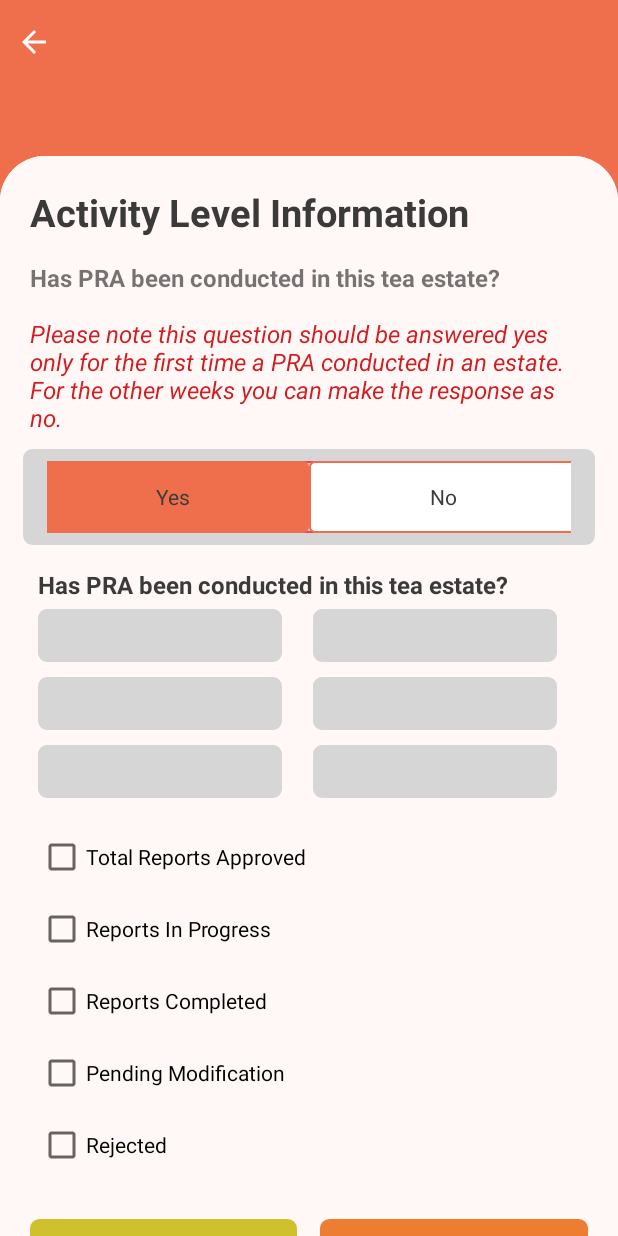
After one commit to ablyParasBhasin/MLDemoCode, an Android app: the Step2Activity screen opened directly, with no data from a screen before it, on a phone screen of 412 x 824 dp. The commit adds this screen. Run offline under Robolectric (Android 15) with nearby library versions, the phone set to English and light mode, and no system bars; our stand-ins replace data binding.

Commit message:
Local commit

```diff
--- /dev/null
+++ b/app/src/main/java/com/app/recycler/ui/CheckboxListingAdapter.kt
@@ -0,0 +1,49 @@
+package com.app.recycler.ui
+
+import android.content.Context
+import android.view.LayoutInflater
+import android.view.View
+import android.view.ViewGroup
+import android.widget.CheckBox
+import androidx.recyclerview.widget.RecyclerView
+import com.app.recycler.R
+import com.app.recycler.interfaces.ListingItemClick
+import com.app.recycler.models.DummyData
+import java.util.*
+
+
+class CheckboxListingAdapter(val context: Context, var arrayList: ArrayList<DummyData>, var listener:ListingItemClick) : RecyclerView.Adapter<CheckboxListingAdapter.MyViewHolder>() {
+
+
+    override fun onCreateViewHolder(parent: ViewGroup, viewType: Int): MyViewHolder {
+
+        val view = LayoutInflater.from(parent.context).inflate(R.layout.lay_checkbox,parent,false)
+        return MyViewHolder(view)
+    }
+
+    override fun getItemCount(): Int {
+        return arrayList.size
+    }
+
+    override fun onBindViewHolder(holder: MyViewHolder, position: Int) {
+
+        holder.checkbox.text = arrayList.get(position).title
+
+
+        holder.itemView.setOnClickListener {
+            //we can then create an intent here and start a new activity
+            //with our data
+            listener.clickIten(position)
+        }
+    }
+
+    class MyViewHolder(itemView: View?) : RecyclerView.ViewHolder(itemView!!) {
+
+        val checkbox: CheckBox = itemView!!.findViewById(R.id.checkbox)
+
+
+
+
+    }
+
+}
--- /dev/null
+++ b/app/src/main/java/com/app/recycler/ui/Step2Activity.kt
@@ -0,0 +1,36 @@
+package com.app.recycler.ui
+
+import androidx.appcompat.app.AppCompatActivity
+import android.os.Bundle
+import androidx.recyclerview.widget.LinearLayoutManager
+import com.app.recycler.R
+import com.app.recycler.interfaces.ListingItemClick
+import com.app.recycler.models.DummyData
+import kotlinx.android.synthetic.main.activity_step2.*
+
+class Step2Activity : AppCompatActivity(), ListingItemClick {
+    override fun onCreate(savedInstanceState: Bundle?) {
+        super.onCreate(savedInstanceState)
+        setContentView(R.layout.activity_step2)
+
+        recycler_checkbox?.layoutManager = LinearLayoutManager(this)
+
+        val adapter1 = CheckboxListingAdapter(this, getGridList(), this)
+        // Setting the Adapter with the recyclerview
+        recycler_checkbox?.adapter = adapter1
+        //recycler_checkbox
+    }
+
+    fun getGridList(): ArrayList<DummyData> = arrayListOf(
+        DummyData("Total Reports Approved", R.drawable.total_survey,""),
+        DummyData("Reports In Progress", R.drawable.in_progress,""),
+        DummyData("Reports Completed", R.drawable.completed,""),
+//        DummyData("To be Sync", R.drawable.to_be_synced,count.data.rejected),
+        DummyData("Pending Modification", R.drawable.delayed,""),
+        DummyData("Rejected", R.drawable.all_risk,"")
+    )
+
+    override fun clickIten(pos: Int) {
+        println("pos = [${pos}]")
+    }
+}
--- /dev/null
+++ b/app/src/main/res/drawable/btn_gray_bg.xml
@@ -0,0 +1,12 @@
+<?xml version="1.0" encoding="utf-8"?>
+<!--  res/drawable/rounded_edittext.xml -->
+<shape xmlns:android="http://schemas.android.com/apk/res/android"
+       android:shape="rectangle" android:padding="10dp">
+    <solid android:color="@color/disable"/>
+    <stroke android:width="2dp" android:color="@color/disable" />
+    <corners
+            android:bottomRightRadius="@dimen/margin_5dp"
+            android:bottomLeftRadius="@dimen/margin_5dp"
+            android:topLeftRadius="@dimen/margin_5dp"
+            android:topRightRadius="@dimen/margin_5dp"/>
+</shape>
--- /dev/null
+++ b/app/src/main/res/drawable/edt_bg.xml
@@ -0,0 +1,7 @@
+<shape xmlns:android="http://schemas.android.com/apk/res/android">
+    <solid android:color="@color/disable" />
+    <corners android:radius="5dp" />
+    <stroke
+        android:width="1dp"
+        android:color="@color/disable" />
+</shape>
--- /dev/null
+++ b/app/src/main/res/drawable/radio_flat_regular.xml
@@ -0,0 +1,9 @@
+<?xml version="1.0" encoding="utf-8"?>
+<shape xmlns:android="http://schemas.android.com/apk/res/android"
+    android:shape="rectangle">
+    <corners android:radius="3dp" />
+    <solid android:color="#fff" />
+    <stroke
+        android:width="1dp"
+        android:color="@color/colorAccent" />
+</shape>
--- /dev/null
+++ b/app/src/main/res/drawable/radio_flat_selected.xml
@@ -0,0 +1,11 @@
+<?xml version="1.0" encoding="utf-8"?>
+<shape xmlns:android="http://schemas.android.com/apk/res/android"
+    android:shape="rectangle">
+    <corners
+        android:radius="3dp"
+        />
+    <solid android:color="@color/colorAccent" />
+    <stroke
+        android:width="1dp"
+        android:color="@color/colorAccent" />
+</shape>
--- /dev/null
+++ b/app/src/main/res/drawable/radio_flat_selector.xml
@@ -0,0 +1,5 @@
+<?xml version="1.0" encoding="utf-8"?>
+<selector xmlns:android="http://schemas.android.com/apk/res/android">
+    <item android:drawable="@drawable/radio_flat_selected" android:state_checked="true" />
+    <item android:drawable="@drawable/radio_flat_regular" />
+</selector>
--- /dev/null
+++ b/app/src/main/res/drawable/radio_flat_text_selector.xml
@@ -0,0 +1,5 @@
+<?xml version="1.0" encoding="utf-8"?>
+<selector xmlns:android="http://schemas.android.com/apk/res/android">
+    <item android:color="@color/colorAccent" android:state_checked="false" />
+    <item android:color="@color/white" android:state_checked="true" />
+</selector>
--- /dev/null
+++ b/app/src/main/res/layout/activity_step2.xml
@@ -0,0 +1,327 @@
+<?xml version="1.0" encoding="utf-8"?>
+<layout xmlns:android="http://schemas.android.com/apk/res/android"
+    xmlns:app="http://schemas.android.com/apk/res-auto"
+    xmlns:tools="http://schemas.android.com/tools">
+
+    <androidx.constraintlayout.widget.ConstraintLayout
+        android:layout_width="match_parent"
+        android:layout_height="match_parent"
+        android:background="@color/colorAccent">
+
+
+
+        <androidx.constraintlayout.widget.ConstraintLayout
+            android:id="@+id/include"
+            android:layout_width="match_parent"
+            android:layout_height="?android:attr/actionBarSize"
+            android:background="@android:color/transparent"
+            android:padding="@dimen/margin_5dp"
+            app:layout_constraintEnd_toEndOf="parent"
+            app:layout_constraintHorizontal_bias="0.0"
+            app:layout_constraintStart_toStartOf="parent"
+            app:layout_constraintTop_toTopOf="parent">
+
+            <androidx.appcompat.widget.AppCompatImageView
+                android:id="@+id/ivBack"
+                android:layout_width="wrap_content"
+                android:layout_height="wrap_content"
+                android:layout_marginStart="@dimen/margin_5dp"
+                android:src="@drawable/ic_arrow_back_black_24dp"
+                android:tint="@color/white"
+                app:layout_constraintBottom_toBottomOf="parent"
+                app:layout_constraintStart_toStartOf="parent"
+                app:layout_constraintTop_toTopOf="parent" />
+
+
+        </androidx.constraintlayout.widget.ConstraintLayout>
+
+        <androidx.appcompat.widget.AppCompatTextView
+            android:id="@+id/walletBalance"
+            android:layout_width="0dp"
+            android:layout_height="wrap_content"
+            android:gravity="center"
+            android:text="@string/app_wallet_balance"
+            android:textColor="@color/white"
+            android:textSize="@dimen/margin_14dp"
+            android:visibility="gone"
+            app:layout_constraintEnd_toEndOf="parent"
+            app:layout_constraintStart_toStartOf="parent"
+            app:layout_constraintTop_toBottomOf="@+id/include" />
+
+
+        <androidx.appcompat.widget.AppCompatTextView
+            android:id="@+id/tvWtran_amount"
+            android:layout_width="0dp"
+            android:layout_height="wrap_content"
+            android:gravity="center"
+            android:text=""
+            android:textColor="@color/white"
+            android:textSize="@dimen/margin_22dp"
+            app:layout_constraintEnd_toEndOf="parent"
+            app:layout_constraintStart_toStartOf="parent"
+            app:layout_constraintTop_toBottomOf="@+id/walletBalance" />
+
+        <androidx.core.widget.NestedScrollView
+            android:layout_width="match_parent"
+            android:layout_height="0dp"
+            android:layout_marginTop="@dimen/margin_48dp"
+            app:layout_constraintBottom_toBottomOf="parent"
+            app:layout_constraintEnd_toEndOf="parent"
+            app:layout_constraintStart_toStartOf="parent"
+            android:background="@drawable/recycler_backgroundtopleft_round"
+            app:layout_constraintTop_toBottomOf="@id/include">
+        <LinearLayout
+            android:id="@+id/llRoot"
+            android:layout_width="match_parent"
+             android:layout_height="match_parent"
+            android:background="@drawable/recycler_backgroundtopleft_round"
+            android:orientation="vertical"
+           >
+
+
+
+            <androidx.appcompat.widget.AppCompatTextView
+                android:layout_width="match_parent"
+                android:layout_height="wrap_content"
+                android:layout_marginStart="@dimen/margin_20dp"
+                android:layout_marginEnd="@dimen/margin_20dp"
+                android:text="@string/app_activity_level_information"
+                android:textColor="@color/black"
+                android:textSize="@dimen/txt_25sp"
+                android:layout_marginTop="@dimen/margin_20dp"
+                android:textStyle="bold" />
+
+
+            <androidx.appcompat.widget.AppCompatTextView
+                android:layout_width="match_parent"
+                android:layout_height="wrap_content"
+                android:layout_marginStart="@dimen/margin_20dp"
+                android:layout_marginEnd="@dimen/margin_20dp"
+                android:text="@string/app_has_pra_been_conducted_in_this_tea_estate"
+                android:textSize="@dimen/txt_16sp"
+                android:layout_marginTop="@dimen/margin_15dp"
+                android:textStyle="bold" />
+
+            <androidx.appcompat.widget.AppCompatTextView
+                android:layout_width="match_parent"
+                android:layout_height="wrap_content"
+                android:layout_marginStart="@dimen/margin_20dp"
+                android:layout_marginEnd="@dimen/margin_20dp"
+                android:text="@string/app_please_note_this_question_should_be_answered_yes_only_for_the_first_time_a_pra_conducted_in_an_estate_for_the_other_weeks_you_can_make_the_response_as_no"
+                android:textSize="@dimen/txt_16sp"
+                android:textColor="@color/red_text"
+                android:layout_marginTop="@dimen/margin_15dp"
+                android:textStyle="italic" />
+
+            <LinearLayout
+                android:layout_width="wrap_content"
+                android:layout_height="wrap_content"
+                android:gravity="center"
+                android:padding="@dimen/margin_8dp"
+                android:layout_gravity="center"
+                android:layout_marginTop="@dimen/margin_10dp"
+                android:layout_marginStart="@dimen/margin_15dp"
+                android:layout_marginEnd="@dimen/margin_15dp"
+                android:background="@drawable/btn_gray_bg">
+
+                <RadioGroup
+                    android:id="@+id/daily_weekly_button_view"
+                    android:layout_width="match_parent"
+                    android:layout_height="wrap_content"
+                    android:layout_marginStart="8dp"
+                    android:layout_marginLeft="8dp"
+                    android:background="@drawable/spinner_bg"
+                    android:layout_marginEnd="8dp"
+                    android:layout_marginRight="8dp"
+                    android:gravity="center_horizontal"
+                    android:orientation="horizontal"
+                    app:layout_constraintEnd_toEndOf="parent"
+                    app:layout_constraintStart_toStartOf="parent"
+                    app:layout_constraintTop_toTopOf="parent">
+
+
+                    <RadioButton
+                        android:id="@+id/radio0"
+                        android:layout_width="@dimen/margin_180dp"
+                        android:gravity="center"
+                        android:layout_height="wrap_content"
+                        android:background="@drawable/radio_flat_selector"
+                        android:button="@android:color/transparent"
+                        android:checked="true"
+                        android:paddingLeft="@dimen/margin_16dp"
+                        android:paddingTop="@dimen/margin_3dp"
+                        android:paddingRight="@dimen/margin_16dp"
+                        android:paddingBottom="@dimen/margin_3dp"
+                        android:text="Yes"
+                        android:textColor="@color/black" />
+
+                    <RadioButton
+                        android:id="@+id/radio1"
+                        android:gravity="center"
+                        android:layout_width="@dimen/margin_180dp"
+                        android:layout_height="wrap_content"
+                        android:background="@drawable/radio_flat_selector"
+                        android:button="@android:color/transparent"
+                        android:paddingLeft="@dimen/margin_16dp"
+                        android:paddingTop="@dimen/margin_3dp"
+                        android:paddingRight="@dimen/margin_16dp"
+                        android:paddingBottom="@dimen/margin_3dp"
+                        android:text="No"
+                        android:textColor="@color/black" />
+
+                </RadioGroup>
+            </LinearLayout>
+
+
+
+            <RelativeLayout
+                android:layout_width="match_parent"
+                android:layout_height="wrap_content"
+                android:layout_marginStart="@dimen/margin_20dp"
+                android:layout_marginEnd="@dimen/margin_20dp"
+                android:layout_marginTop="@dimen/margin_10dp"
+                android:padding="@dimen/margin_5dp"
+                >
+
+                <androidx.appcompat.widget.AppCompatTextView
+                    android:id="@+id/txt"
+                    android:layout_width="match_parent"
+                    android:layout_height="wrap_content"
+
+                    android:text="@string/app_has_pra_been_conducted_in_this_tea_estate"
+                    android:textColor="@color/black"
+                    android:textSize="@dimen/txt_16sp"
+
+                    android:textStyle="bold" />
+                <LinearLayout
+                    android:id="@+id/edtlay1"
+                    android:layout_width="match_parent"
+                    android:layout_height="wrap_content"
+                    android:layout_below="@+id/txt"
+                    android:layout_marginTop="@dimen/margin_5dp">
+
+                    <androidx.appcompat.widget.AppCompatEditText
+                        android:layout_width="0dp"
+                        android:layout_height="wrap_content"
+                        android:layout_weight="1"
+                        android:background="@drawable/edt_bg"
+                        android:layout_marginEnd="@dimen/margin_15dp"
+                        android:padding="@dimen/margin_5dp"/>
+
+
+
+                    <androidx.appcompat.widget.AppCompatEditText
+                        android:layout_width="0dp"
+                        android:layout_height="wrap_content"
+                        android:layout_weight="1"
+                        android:layout_marginStart="@dimen/margin_5dp"
+                        android:layout_marginEnd="@dimen/margin_15dp"
+                        android:background="@drawable/edt_bg"
+                        android:padding="@dimen/margin_5dp"/>
+
+                </LinearLayout>
+
+                <LinearLayout
+                    android:id="@+id/edtlay2"
+                    android:layout_below="@+id/edtlay1"
+                    android:layout_width="match_parent"
+                    android:layout_height="wrap_content"
+                    android:layout_marginTop="@dimen/margin_10dp">
+
+                    <androidx.appcompat.widget.AppCompatEditText
+                        android:layout_width="0dp"
+                        android:layout_height="wrap_content"
+                        android:layout_weight="1"
+                        android:background="@drawable/edt_bg"
+                        android:layout_marginEnd="@dimen/margin_15dp"
+                        android:padding="@dimen/margin_5dp"/>
+
+
+
+                    <androidx.appcompat.widget.AppCompatEditText
+                        android:layout_width="0dp"
+                        android:layout_height="wrap_content"
+                        android:layout_weight="1"
+                        android:layout_marginStart="@dimen/margin_5dp"
+                        android:layout_marginEnd="@dimen/margin_15dp"
+                        android:background="@drawable/edt_bg"
+                        android:padding="@dimen/margin_5dp"/>
+
+                </LinearLayout>
+
+                <LinearLayout
+                    android:id="@+id/edtlay3"
+                    android:layout_below="@+id/edtlay2"
+                    android:layout_width="match_parent"
+                    android:layout_height="wrap_content"
+                    android:layout_marginTop="@dimen/margin_10dp">
+
+                    <androidx.appcompat.widget.AppCompatEditText
+                        android:layout_width="0dp"
+                        android:layout_height="wrap_content"
+                        android:layout_weight="1"
+                        android:background="@drawable/edt_bg"
+                        android:layout_marginEnd="@dimen/margin_15dp"
+                        android:padding="@dimen/margin_5dp"/>
+
+
+
+                    <androidx.appcompat.widget.AppCompatEditText
+                        android:layout_width="0dp"
+                        android:layout_height="wrap_content"
+                        android:layout_weight="1"
+                        android:layout_marginStart="@dimen/margin_5dp"
+                        android:layout_marginEnd="@dimen/margin_15dp"
+                        android:background="@drawable/edt_bg"
+                        android:padding="@dimen/margin_5dp"/>
+
+                </LinearLayout>
+
+                <androidx.recyclerview.widget.RecyclerView
+                    android:id="@+id/recycler_checkbox"
+                    android:layout_width="match_parent"
+                    android:layout_height="match_parent"
+                    android:layout_below="@+id/edtlay3"
+                    android:layout_marginTop="@dimen/margin_15dp" />
+
+            </RelativeLayout>
+
+
+            <LinearLayout
+                android:layout_width="match_parent"
+                android:layout_margin="@dimen/margin_20dp"
+                android:layout_height="wrap_content">
+                <Button
+                    android:id="@+id/btnSaveDraft"
+                    android:layout_width="0dp"
+                    android:layout_weight="1"
+                    android:layout_height="wrap_content"
+                    android:layout_gravity="center"
+                    android:background="@drawable/btn_enable_bg"
+                    android:backgroundTint="@color/btn_draft_color"
+                    android:gravity="center"
+                    android:text="@string/save_as_draft"
+                    android:textAllCaps="false"
+                    android:textColor="@color/white"
+                    android:textSize="@dimen/txt_16sp" />
+                <Button
+                    android:id="@+id/btnSave"
+                    android:layout_width="0dp"
+                    android:layout_weight="1"
+                    android:layout_height="match_parent"
+                    android:layout_gravity="center"
+                    android:layout_marginStart="@dimen/margin_15dp"
+                    android:background="@drawable/btn_enable_bg"
+                    android:gravity="center"
+                    android:text="@string/save_continue"
+                    android:textAllCaps="false"
+                    android:textColor="@color/white"
+                    android:textSize="@dimen/txt_16sp" />
+
+            </LinearLayout>
+        </LinearLayout>
+
+        </androidx.core.widget.NestedScrollView>
+    </androidx.constraintlayout.widget.ConstraintLayout>
+
+</layout>
--- /dev/null
+++ b/app/src/main/res/layout/lay_checkbox.xml
@@ -0,0 +1,18 @@
+<?xml version="1.0" encoding="utf-8"?>
+    <RelativeLayout
+    xmlns:android="http://schemas.android.com/apk/res/android"
+    xmlns:app="http://schemas.android.com/apk/res-auto"
+        android:id="@+id/lay_item"
+        android:layout_width="match_parent"
+        android:layout_height="wrap_content"
+        android:layout_centerVertical="true">
+
+
+<androidx.appcompat.widget.AppCompatCheckBox
+    android:id="@+id/checkbox"
+    android:layout_width="wrap_content"
+    android:layout_height="wrap_content"
+    android:text="test"/>
+
+
+    </RelativeLayout>
--- a/app/src/main/res/values/dimens.xml
+++ b/app/src/main/res/values/dimens.xml
@@ -53,6 +53,8 @@
     <dimen name="margin_50dp">50dp</dimen>
     <dimen name="margin_60dp">60dp</dimen>
     <dimen name="margin_100dp">100dp</dimen>
+    <dimen name="margin_200dp">200dp</dimen>
+    <dimen name="margin_250dp">250dp</dimen>
 
     <dimen name="margin_54dp">54dp</dimen>
     <dimen name="margin_55dp">55dp</dimen>
@@ -61,6 +63,10 @@
 
 
     <dimen name="margin_48dp">48dp</dimen>
+    <dimen name="margin_80dp">80dp</dimen>
+    <dimen name="margin_150dp">150dp</dimen>
+    <dimen name="margin_180dp">180dp</dimen>
+
 
 
     <dimen name="txt_1sp">1sp</dimen>
@@ -89,6 +95,7 @@
     <dimen name="txt_23sp">23sp</dimen>
     <dimen name="txt_24sp">24sp</dimen>
     <dimen name="size_50">50dp</dimen>
+    <dimen name="txt_25sp">25sp</dimen>
 
 
 </resources>
--- a/app/src/main/res/values/strings.xml
+++ b/app/src/main/res/values/strings.xml
@@ -30,5 +30,8 @@
     <string name="save_continue"><![CDATA[Save & Continue]]></string>
     <string name="location_of_the_tea_estate">Location Of The Tea Estate</string>
     <string name="general_information_about_the_ip_and_tea_estate">General information about the IP and tea estate</string>
+    <string name="app_activity_level_information">Activity Level Information</string>
+    <string name="app_has_pra_been_conducted_in_this_tea_estate">Has PRA been conducted in this tea estate?</string>
+    <string name="app_please_note_this_question_should_be_answered_yes_only_for_the_first_time_a_pra_conducted_in_an_estate_for_the_other_weeks_you_can_make_the_response_as_no">Please note this question should be answered yes only for the first time a PRA conducted in an estate. For the other weeks you can make the response as no.</string>
 
 </resources>
```
Also changed, not shown: app/src/main/AndroidManifest.xml (+9 -4 lines).
